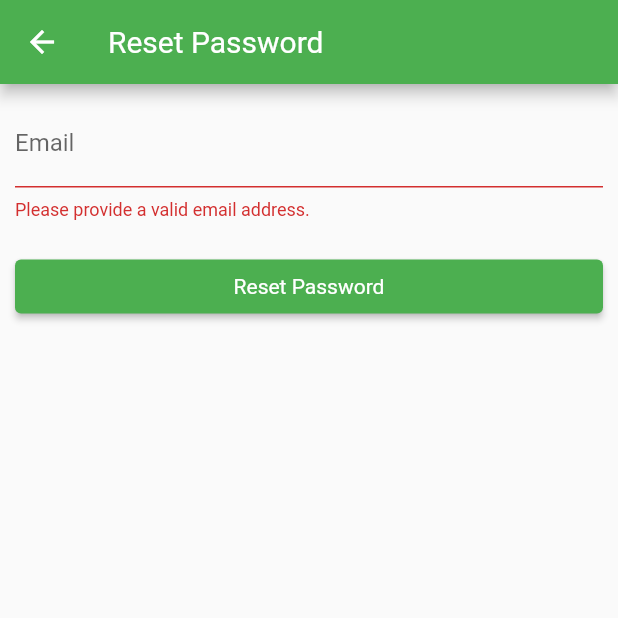
After one commit to JTRYI/PlanetHero, a Flutter app: the ResetPasswordScreen screen opened by its route, after a tap on "Reset Password", on a phone screen of 412 x 824 dp, the top half of it. The commit adds this screen. Run offline on Flutter 3.47's test engine with Material 2 defaults, Android fonts, the phone set to English and light mode, and no system bars; our stand-ins replace cloud_firestore, firebase_auth, firebase_core, firebase_storage, image_picker, material_design_icons_flutter; accounts and stored records are empty; network calls fail.

Commit message:
16th Commit (App Icon + Reset Password + Update Profile Pic Done)

```diff
--- a/lib/global/current_user_singleton.dart
+++ b/lib/global/current_user_singleton.dart
@@ -16,6 +16,12 @@ class CurrentUserSingleton {
     return _singleton;
   }
 
+  // Method to update the profile picture URL in the singleton
+  void updateProfilePictureUrl(String url) {
+    currentUser.profilePic = url;
+  }
+
   // Private constructor that can only be called from within the class
   CurrentUserSingleton._internal();
+
 }
--- a/lib/main.dart
+++ b/lib/main.dart
@@ -11,6 +11,7 @@ import 'package:planethero_application/screens/comments_screen.dart';
 import 'package:planethero_application/screens/leaderboard_screen.dart';
 import 'package:planethero_application/screens/login_signup_screen.dart';
 import 'package:planethero_application/screens/parent_screen.dart';
+import 'package:planethero_application/screens/reset_password_screen.dart';
 import 'package:planethero_application/screens/settings_screen.dart';
 import 'package:planethero_application/services/auth_service.dart';
 import 'package:planethero_application/widgets/user-stats.dart';
@@ -100,6 +101,9 @@ class MyApp extends StatelessWidget {
                         },
                         CommentsScreen.routeName: (_) {
                           return CommentsScreen();
+                        },
+                        ResetPasswordScreen.routeName: (_) {
+                          return ResetPasswordScreen();
                         }
                       });
                 }),
@@ -157,7 +161,8 @@ class MainScreen extends StatelessWidget {
                     children: [
                       //Users profile pic
                       CircleAvatar(
-                        backgroundImage: NetworkImage(currentUser.profilePic),
+                        backgroundImage:
+                            NetworkImage('${currentUser.profilePic}'),
                         radius: 40,
                         backgroundColor: Colors.white,
                       ),
--- a/lib/screens/actions_screen.dart
+++ b/lib/screens/actions_screen.dart
@@ -197,6 +197,8 @@ greenhouse gases released into the atmosphere.'''),
               ),
               Expanded(
                   child: ListView.separated(
+                padding: EdgeInsets.all(
+                    0), // Set padding to zero, default padding leaves alot of space before starting the first row
                 itemBuilder: (ctx, i) {
                   HeroAction currentAction = displayList[i];
                   return GestureDetector(
--- a/lib/screens/leaderboard_screen.dart
+++ b/lib/screens/leaderboard_screen.dart
@@ -63,7 +63,7 @@ class LeaderboardScreen extends StatelessWidget {
                     Padding(
                       padding: const EdgeInsets.only(
                           right:
-                              150), //Move 'User' text 150px from 'Point' Text
+                              120), //Move 'User' text 150px from 'Point' Text
                       child: Text(
                         'User',
                         style:
--- /dev/null
+++ b/lib/screens/reset_password_screen.dart
@@ -0,0 +1,73 @@
+import 'package:flutter/material.dart';
+
+import '../services/auth_service.dart';
+
+class ResetPasswordScreen extends StatelessWidget {
+  static String routeName = '/reset‐password';
+  String? email;
+  var form = GlobalKey<FormState>();
+
+  reset(context) {
+    bool isValid = form.currentState!.validate();
+    if (isValid) {
+      form.currentState!.save();
+      AuthService authService = AuthService();
+      return authService.forgotPassword(email).then((value) {
+        FocusScope.of(context).unfocus();
+        ScaffoldMessenger.of(context).hideCurrentSnackBar();
+        ScaffoldMessenger.of(context).showSnackBar(SnackBar(
+          content: Text('Please check your email for to reset your password!'),
+        ));
+        Navigator.of(context).pop();
+      }).catchError((error) {
+        FocusScope.of(context).unfocus();
+        String message = error.toString();
+        ScaffoldMessenger.of(context).hideCurrentSnackBar();
+        ScaffoldMessenger.of(context).showSnackBar(SnackBar(
+          content: Text(message),
+        ));
+      });
+    }
+  }
+
+  @override
+  Widget build(BuildContext context) {
+    return Scaffold(
+      appBar: AppBar(
+        title: const Text('Reset Password'),
+      ),
+      body: Container(
+        padding: const EdgeInsets.all(10),
+        child: Form(
+          key: form,
+          child: Column(
+            crossAxisAlignment: CrossAxisAlignment.stretch,
+            children: [
+              TextFormField(
+                decoration: const InputDecoration(label: Text('Email')),
+                keyboardType: TextInputType.emailAddress,
+                validator: (value) {
+                  if (value == null)
+                    return "Please provide an email address.";
+                  else if (!value.contains('@'))
+                    return "Please provide a valid email address.";
+                  else
+                    return null;
+                },
+                onSaved: (value) {
+                  email = value;
+                },
+              ),
+              const SizedBox(height: 20),
+              ElevatedButton(
+                  onPressed: () {
+                    reset(context);
+                  },
+                  child: const Text('Reset Password')),
+            ],
+          ),
+        ),
+      ),
+    );
+  }
+}
```
Also changed, not shown: lib/widgets/listview-bookmarks.dart (+4 -4 lines), lib/widgets/listview-leaderboard.dart (+5 -4 lines), lib/widgets/login-signup-form.dart (+8 -8 lines), lib/widgets/update-user-form.dart (+5 -2 lines), pubspec.yaml (+9 -0 lines), images/App-Icon.png (added), pubspec.lock, 13 other files.
